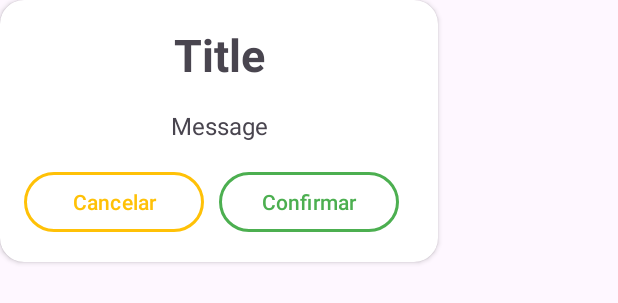
After one commit to FelipeMunizz/totemninemed, an Android app: the layout confirmed_modal.xml on its own in the app's theme, with its tools: preview values and no code run, on a phone screen of 412 x 824 dp. The commit adds this screen. Shown: the top 303 px of the screen. Run offline under Robolectric (Android 15) with nearby library versions, the phone set to English and light mode, and no system bars; network calls fail.

Commit message:
Novas Implementações

```diff
--- /dev/null
+++ b/app/src/main/java/com/femuniz/totenninemed/core/interfaces/ApiCallback.java
@@ -0,0 +1,6 @@
+package com.femuniz.totenninemed.core.interfaces;
+
+public interface ApiCallback<T> {
+    void onSuccess(T result);
+    void onFailure(Throwable throwable);
+}
--- a/app/src/main/java/com/femuniz/totenninemed/core/model/UrlApiNineMed.java
+++ b/app/src/main/java/com/femuniz/totenninemed/core/model/UrlApiNineMed.java
@@ -1,7 +1,8 @@
 package com.femuniz.totenninemed.core.model;
 
 public class UrlApiNineMed {
-    private static final String baseUrl = "http://192.168.3.108:5000/api/";
+    private static final String baseUrl = "http://192.168.1.104:5000/api/";
 
     public static final String Account = baseUrl + "Account/";
+    public static final String Totem = baseUrl + "Toten/";
 }
--- /dev/null
+++ b/app/src/main/res/layout/confirmed_modal.xml
@@ -0,0 +1,70 @@
+<?xml version="1.0" encoding="utf-8"?>
+<androidx.cardview.widget.CardView xmlns:android="http://schemas.android.com/apk/res/android"
+    xmlns:app="http://schemas.android.com/apk/res-auto"
+    android:layout_width="wrap_content"
+    android:layout_height="wrap_content"
+    app:cardCornerRadius="16dp">
+
+    <androidx.constraintlayout.widget.ConstraintLayout
+        android:layout_width="match_parent"
+        android:layout_height="match_parent">
+
+        <TextView
+            android:id="@+id/edTitleModal"
+            android:layout_width="wrap_content"
+            android:layout_height="wrap_content"
+            android:text="Title"
+            android:textSize="30dp"
+            android:textStyle="bold"
+            android:layout_marginTop="16dp"
+            app:layout_constraintEnd_toEndOf="parent"
+            app:layout_constraintStart_toStartOf="parent"
+            app:layout_constraintTop_toTopOf="parent" />
+
+        <TextView
+            android:id="@+id/edMessageModal"
+            android:layout_width="wrap_content"
+            android:layout_height="wrap_content"
+            android:text="Message"
+            android:textSize="16dp"
+            android:layout_marginTop="16dp"
+            app:layout_constraintEnd_toEndOf="@+id/edTitleModal"
+            app:layout_constraintStart_toStartOf="@+id/edTitleModal"
+            app:layout_constraintTop_toBottomOf="@+id/edTitleModal" />
+
+        <LinearLayout
+            android:layout_width="wrap_content"
+            android:layout_height="wrap_content"
+            android:orientation="horizontal"
+            android:padding="16dp"
+            app:layout_constraintBottom_toBottomOf="parent"
+            app:layout_constraintEnd_toEndOf="parent"
+            app:layout_constraintStart_toStartOf="parent"
+            app:layout_constraintTop_toBottomOf="@+id/edMessageModal">
+
+            <com.google.android.material.button.MaterialButton
+                android:id="@+id/btn_modal_cancel"
+                android:layout_width="120dp"
+                android:layout_height="wrap_content"
+                android:layout_marginEnd="10dp"
+                android:backgroundTint="@color/white"
+                android:text="Cancelar"
+                android:textColor="@color/warning_color"
+                app:strokeColor="@color/warning_color"
+                app:strokeWidth="2dp" />
+
+            <com.google.android.material.button.MaterialButton
+                android:id="@+id/btn_modal_confirmed"
+                android:layout_width="120dp"
+                android:layout_height="wrap_content"
+                android:layout_marginEnd="10dp"
+                android:backgroundTint="@color/white"
+                android:text="Confirmar"
+                android:textColor="@color/success_color"
+                app:strokeColor="@color/success_color"
+                app:strokeWidth="2dp" />
+        </LinearLayout>
+
+    </androidx.constraintlayout.widget.ConstraintLayout>
+
+</androidx.cardview.widget.CardView>
--- a/app/src/main/res/xml/network_security_config.xml
+++ b/app/src/main/res/xml/network_security_config.xml
@@ -1,8 +1,7 @@
 <?xml version="1.0" encoding="utf-8"?>
 <network-security-config>
     <domain-config cleartextTrafficPermitted="true">
-        <domain includeSubdomains="true">10.0.2.2</domain>
-        <domain includeSubdomains="true">192.168.1.103</domain>
-        <domain includeSubdomains="true">192.168.3.108</domain>
+        <domain includeSubdomains="true">10.0.2.2</domain> <!--Localhost-->
+        <domain includeSubdomains="true">192.168.1.104</domain> <!--Casa-->
     </domain-config>
 </network-security-config>
```
Also changed, not shown: app/src/main/java/com/femuniz/totenninemed/activity/BaseActivity.java (+22 -0 lines), app/src/main/java/com/femuniz/totenninemed/activity/LoginActivity.java (+6 -4 lines), app/src/main/java/com/femuniz/totenninemed/activity/TotemActivity.java (+45 -0 lines), app/src/main/java/com/femuniz/totenninemed/activity/dialog/ConfirmedModal.java (added, +51 -0 lines), app/src/main/java/com/femuniz/totenninemed/core/interfaces/TotemApi.java (added, +21 -0 lines), app/src/main/java/com/femuniz/totenninemed/core/model/SenhaToten.java (added, +12 -0 lines), app/src/main/java/com/femuniz/totenninemed/core/model/StatusAtendimento.java (added, +8 -0 lines), app/src/main/java/com/femuniz/totenninemed/core/model/TipoAtendimento.java (added, +8 -0 lines), app/src/main/java/com/femuniz/totenninemed/core/model/Toten.java (added, +7 -0 lines), app/src/main/java/com/femuniz/totenninemed/core/model/response/RetornoGenerico.java (added, +8 -0 lines), app/src/main/java/com/femuniz/totenninemed/core/service/TotemService.java (added, +70 -0 lines), app/src/main/java/com/femuniz/totenninemed/core/service/UserService.java (+6 -8 lines), app/src/main/java/com/femuniz/totenninemed/helpers/RetrofitClient.java (+33 -1 lines), app/src/main/res/drawable/background_confirmed_modal.xml (added, +7 -0 lines), 1 more files.
